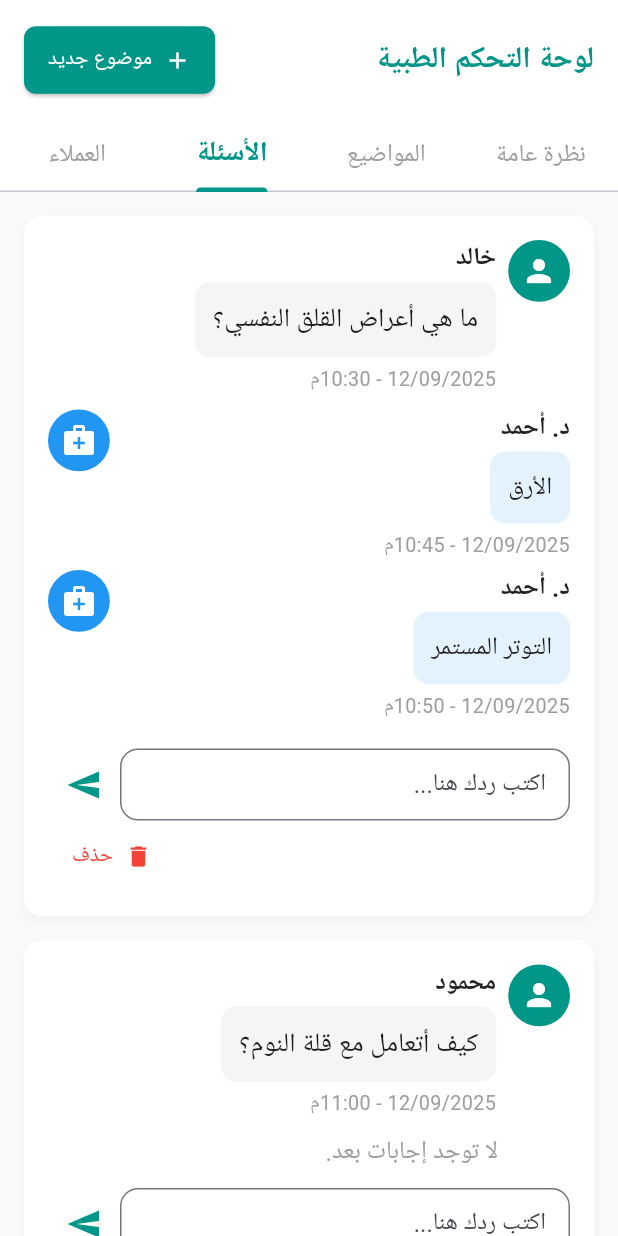
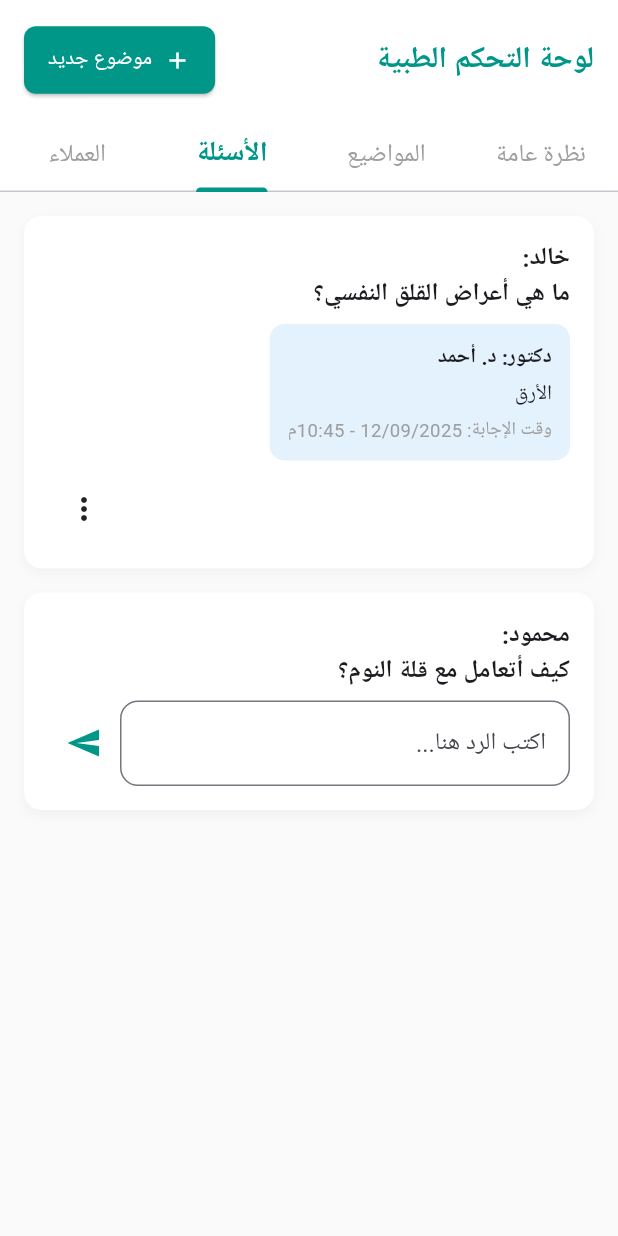
Before and after one commit to MahmoudZeineddin/enia, a Flutter app: the DoctorDashboardScreen screen opened directly, tab 3 chosen, on a phone screen of 412 x 824 dp. Run offline on Flutter 3.47's test engine with Material 3 defaults, Android fonts, the light colour scheme and no system bars; our stand-ins replace file_picker, image_picker; Roboto replaces fonts that are missing (Cairo).

Commit message:
edit qA screen

```diff
--- a/lib/doctor_dashboard_screen.dart
+++ b/lib/doctor_dashboard_screen.dart
@@ -415,40 +415,52 @@ class _DoctorDashboardScreenState extends State<DoctorDashboardScreen>
 
   Widget _buildQuestionsTab(BuildContext context) {
     final screenWidth = MediaQuery.of(context).size.width;
-    final TextEditingController _replyController = TextEditingController();
 
-    // بيانات أسئلة تجريبية (لاحقًا من Firebase)
+    // بيانات تجريبية
     final List<Map<String, dynamic>> questions = [
       {
         'patientName': 'خالد',
         'question': 'ما هي أعراض القلق النفسي؟',
         'date': '12/09/2025 - 10:30م',
-        'answers': [
-          {
+        'answer': {
           'doctorName': 'د. أحمد',
           'text': 'الأرق',
           'date': '12/09/2025 - 10:45م',
+          'edited': false,
         },
-          {
-            'doctorName': 'د. أحمد',
-            'text': 'التوتر المستمر',
-            'date': '12/09/2025 - 10:50م',
-          },
-        ],
       },
       {
         'patientName': 'محمود',
         'question': 'كيف أتعامل مع قلة النوم؟',
         'date': '12/09/2025 - 11:00م',
-        'answers': [],
+        'answer': null,
       },
     ];
+
+    List<TextEditingController> controllers = List.generate(questions.length, (
+      index,
+    ) {
+      return TextEditingController(
+        text: questions[index]['answer'] != null
+            ? questions[index]['answer']['text']
+            : '',
+      );
+    });
+
+    List<bool> isEditingList = List.generate(
+      questions.length,
+      (index) => false,
+    );
 
     return ListView.builder(
       padding: const EdgeInsets.all(16),
       itemCount: questions.length,
       itemBuilder: (context, index) {
         final q = questions[index];
+
+        return StatefulBuilder(
+          builder: (context, setState) {
+            bool hasAnswer = q['answer'] != null;
 
             return Container(
               margin: const EdgeInsets.only(bottom: 16),
@@ -467,148 +479,150 @@ class _DoctorDashboardScreenState extends State<DoctorDashboardScreen>
               child: Column(
                 crossAxisAlignment: CrossAxisAlignment.start,
                 children: [
-              // السؤال (مريض)
-              Row(
-                crossAxisAlignment: CrossAxisAlignment.start,
-                textDirection: TextDirection.rtl,
-                children: [
-                  CircleAvatar(
-                    radius: screenWidth * 0.05,
-                    backgroundColor: Colors.teal,
-                    child: const Icon(Icons.person, color: Colors.white),
-                  ),
-                  const SizedBox(width: 8),
-                  Expanded(
-                    child: Column(
-                      crossAxisAlignment: CrossAxisAlignment.start,
-                      children: [
+                  // السؤال
                   Text(
-                          q['patientName'],
+                    "${q['patientName']}:\n${q['question']}",
                     style: TextStyle(
                       fontSize: screenWidth * 0.04,
                       fontWeight: FontWeight.bold,
-                            color: Colors.black87,
+                    ),
+                  ),
+                  const SizedBox(height: 8),
+
+                  // الإجابة أو حقل الكتابة
+                  hasAnswer || isEditingList[index]
+                      ? Column(
+                          crossAxisAlignment: CrossAxisAlignment.start,
+                          children: [
+                            Container(
+                              padding: const EdgeInsets.all(12),
+                              decoration: BoxDecoration(
+                                color: Colors.blue.shade50,
+                                borderRadius: BorderRadius.circular(10),
+                              ),
+                              child: isEditingList[index]
+                                  ? Column(
+                                      children: [
+                                        TextField(
+                                          controller: controllers[index],
+                                          maxLines: null,
+                                          decoration: InputDecoration(
+                                            border: OutlineInputBorder(),
+                                            hintText: "عدّل الإجابة هنا...",
+                                          ),
+                                        ),
+                                        const SizedBox(height: 8),
+                                        Align(
+                                          alignment: Alignment.centerRight,
+                                          child: ElevatedButton.icon(
+                                            icon: const Icon(Icons.send),
+                                            label: const Text("حفظ"),
+                                            onPressed: () {
+                                              setState(() {
+                                                q['answer']['text'] =
+                                                    controllers[index].text;
+                                                q['answer']['edited'] = true;
+                                                isEditingList[index] = false;
+                                              });
+                                            },
+                                          ),
+                                        ),
+                                      ],
+                                    )
+                                  : Column(
+                                      crossAxisAlignment:
+                                          CrossAxisAlignment.start,
+                                      children: [
+                                        Text(
+                                          "دكتور: ${q['answer']['doctorName']}",
+                                          style: TextStyle(
+                                            fontWeight: FontWeight.bold,
                                           ),
                                         ),
                                         const SizedBox(height: 4),
-                        Container(
-                          padding: const EdgeInsets.all(12),
-                          decoration: BoxDecoration(
-                            color: Colors.grey.shade100,
-                            borderRadius: BorderRadius.circular(10),
-                          ),
-                          child: Text(
-                            q['question'],
-                            style: TextStyle(
-                              fontSize: screenWidth * 0.043,
-                              fontWeight: FontWeight.w500,
-                            ),
-                          ),
-                        ),
+                                        Text(q['answer']['text']),
                                         const SizedBox(height: 4),
                                         Text(
-                          q['date'],
+                                          "وقت الإجابة: ${q['answer']['date']}" +
+                                              (q['answer']['edited'] == true
+                                                  ? " (تم التعديل)"
+                                                  : ""),
                                           style: TextStyle(
-                            fontSize: screenWidth * 0.032,
+                                            fontSize: screenWidth * 0.03,
                                             color: Colors.grey,
                                           ),
                                         ),
                                       ],
                                     ),
                             ),
-                ],
+                            const SizedBox(height: 8),
+                            // قائمة تعديل / حذف فقط عند عرض الإجابة
+                            if (!isEditingList[index])
+                              Row(
+                                mainAxisAlignment: MainAxisAlignment.end,
+                                children: [
+                                  PopupMenuButton<String>(
+                                    onSelected: (value) {
+                                      if (value == 'edit') {
+                                        setState(() {
+                                          isEditingList[index] = true;
+                                        });
+                                      } else if (value == 'delete') {
+                                        showDialog(
+                                          context: context,
+                                          builder: (ctx) => AlertDialog(
+                                            title: const Text('تأكيد الحذف'),
+                                            content: const Text(
+                                              'هل تريد حذف الإجابة؟',
                                             ),
-
-              const SizedBox(height: 12),
-
-              // الإجابات (أطباء)
-              if (q['answers'].isNotEmpty)
-                Column(
-                  children: q['answers'].map<Widget>((ans) {
-                    return Padding(
-                      padding: const EdgeInsets.only(bottom: 8),
-                      child: Row(
-                        crossAxisAlignment: CrossAxisAlignment.start,
-                        textDirection: TextDirection.ltr, // طبيب يسار
-                        children: [
-                          CircleAvatar(
-                            radius: screenWidth * 0.05,
-                            backgroundColor: Colors.blue,
-                            child: const Icon(
-                              Icons.medical_services,
-                              color: Colors.white,
+                                            actions: [
+                                              TextButton(
+                                                onPressed: () {
+                                                  Navigator.of(ctx).pop();
+                                                },
+                                                child: const Text('إلغاء'),
                                               ),
-                          ),
-                          const SizedBox(width: 8),
-                          Expanded(
-                            child: Column(
-                              crossAxisAlignment: CrossAxisAlignment.start,
-                              children: [
-                                Text(
-                                  ans['doctorName'],
-                                  style: TextStyle(
-                                    fontSize: screenWidth * 0.04,
-                                    fontWeight: FontWeight.bold,
-                                    color: Colors.black87,
-                                  ),
-                                ),
-                                const SizedBox(height: 4),
-                                Container(
-                                  padding: const EdgeInsets.all(12),
-                                  decoration: BoxDecoration(
-                                    color: Colors.blue.shade50,
-                                    borderRadius: BorderRadius.circular(10),
-                                  ),
-                                  child: Text(
-                                    ans['text'],
-                                    style: TextStyle(
-                                      fontSize: screenWidth * 0.04,
-                                    ),
-                                  ),
-                                ),
-                                const SizedBox(height: 4),
-                                Text(
-                                  ans['date'],
-                                  style: TextStyle(
-                                    fontSize: screenWidth * 0.032,
-                                    color: Colors.grey,
-                                  ),
-                                ),
-                              ],
-                            ),
+                                              TextButton(
+                                                onPressed: () {
+                                                  setState(() {
+                                                    q['answer'] = null;
+                                                    isEditingList[index] =
+                                                        false;
+                                                    controllers[index].clear();
+                                                  });
+                                                  Navigator.of(ctx).pop();
+                                                },
+                                                child: const Text('حذف'),
                                               ),
                                             ],
                                           ),
                                         );
-                  }).toList(),
+                                      }
+                                    },
+                                    itemBuilder: (context) => [
+                                      const PopupMenuItem(
+                                        value: 'edit',
+                                        child: Text('تعديل'),
+                                      ),
+                                      const PopupMenuItem(
+                                        value: 'delete',
+                                        child: Text('حذف'),
+                                      ),
+                                    ],
+                                  ),
+                                ],
+                              ),
+                          ],
                         )
-              else
-                Padding(
-                  padding: const EdgeInsets.only(right: 48),
-                  child: Text(
-                    'لا توجد إجابات بعد.',
-                    style: TextStyle(
-                      fontSize: screenWidth * 0.04,
-                      color: Colors.grey,
-                    ),
-                  ),
-                ),
-
-              const SizedBox(height: 12),
-
-              // إدخال الرد (لوحة مفاتيح + زر إرسال)
-              Row(
+                      : Row(
                           children: [
                             Expanded(
                               child: TextField(
-                      controller: _replyController,
+                                controller: controllers[index],
                                 decoration: InputDecoration(
-                        hintText: "اكتب ردك هنا...",
+                                  hintText: "اكتب الرد هنا...",
                                   border: OutlineInputBorder(
                                     borderRadius: BorderRadius.circular(12),
-                        ),
-                        contentPadding: const EdgeInsets.symmetric(
-                          horizontal: 12,
                                   ),
                                 ),
                               ),
@@ -616,164 +630,27 @@ class _DoctorDashboardScreenState extends State<DoctorDashboardScreen>
                             IconButton(
                               icon: const Icon(Icons.send, color: Colors.teal),
                               onPressed: () {
-                      if (_replyController.text.trim().isNotEmpty) {
-                        // هنا يتم إضافة الرد للطبيب
-                        // TODO: ربط مع Firebase
-                        ScaffoldMessenger.of(context).showSnackBar(
-                          const SnackBar(content: Text("تم إرسال الرد")),
-                        );
-                        _replyController.clear();
+                                if (controllers[index].text.trim().isNotEmpty) {
+                                  setState(() {
+                                    q['answer'] = {
+                                      'doctorName': 'د. أحمد',
+                                      'text': controllers[index].text,
+                                      'date': 'الآن',
+                                      'edited': false,
+                                    };
+                                    isEditingList[index] = false;
+                                  });
                                 }
                               },
                             ),
                           ],
-              ),
-
-              // زر الحذف
-              Align(
-                alignment: Alignment.centerLeft,
-                child: TextButton.icon(
-                  onPressed: () {
-                    // TODO: حذف السؤال من Firebase
-                  },
-                  icon: const Icon(Icons.delete, color: Colors.red),
-                  label: const Text(
-                    "حذف",
-                    style: TextStyle(color: Colors.red, fontSize: 14),
-                  ),
-                ),
                         ),
                 ],
               ),
             );
           },
         );
-  }
-
-  Widget _buildActiveClientsSection(BuildContext context) {
-    return Container(
-      width: double.infinity,
-      padding: EdgeInsets.all(20),
-      decoration: BoxDecoration(
-        color: Colors.white,
-        borderRadius: BorderRadius.circular(16),
-        boxShadow: [
-          BoxShadow(
-            color: Colors.grey.withOpacity(0.1),
-            spreadRadius: 1,
-            blurRadius: 8,
-            offset: Offset(0, 4),
-          ),
-        ],
-      ),
-      child: Column(
-        crossAxisAlignment: CrossAxisAlignment.start,
-        children: [
-          Row(
-            mainAxisAlignment: MainAxisAlignment.spaceBetween,
-            children: [
-              Text(
-                'العملاء النشطين مؤخراً',
-                style: TextStyle(
-                  fontSize: 18,
-                  fontWeight: FontWeight.bold,
-                  color: Colors.teal,
-                ),
-              ),
-              TextButton(
-                onPressed: () {
-                  _tabController!.animateTo(2);
       },
-                child: Text('عرض الكل'),
-              ),
-            ],
-          ),
-          SizedBox(height: 16),
-          ListView.builder(
-            shrinkWrap: true,
-            physics: NeverScrollableScrollPhysics(),
-            itemCount: activeClients.take(3).length,
-            itemBuilder: (context, index) {
-              return _buildClientListItem(activeClients[index], context);
-            },
-          ),
-        ],
-      ),
-    );
-  }
-
-  Widget _buildClientListItem(
-    Map<String, dynamic> client,
-    BuildContext context,
-  ) {
-    return Padding(
-      padding: EdgeInsets.symmetric(vertical: 8),
-      child: InkWell(
-        onTap: () {
-          // _navigateToClientProfile(client, context);
-        },
-        borderRadius: BorderRadius.circular(12),
-        child: Container(
-          padding: EdgeInsets.all(12),
-          decoration: BoxDecoration(
-            borderRadius: BorderRadius.circular(12),
-            border: Border.all(color: Colors.grey[200]!),
-          ),
-          child: Row(
-            children: [
-              CircleAvatar(
-                radius: 24,
-                backgroundColor: Colors.teal,
-                child: Text(
-                  client['name'][0],
-                  style: TextStyle(
-                    color: Colors.white,
-                    fontSize: 18,
-                    fontWeight: FontWeight.bold,
-                  ),
-                ),
-              ),
-              SizedBox(width: 16),
-              Expanded(
-                child: Column(
-                  crossAxisAlignment: CrossAxisAlignment.start,
-                  children: [
-                    Text(
-                      client['name'],
-                      style: TextStyle(
-                        fontWeight: FontWeight.w600,
-                        fontSize: 16,
-                      ),
-                    ),
-                    SizedBox(height: 4),
-                    Text(
-                      client['lastActive'],
-                      style: TextStyle(color: Colors.grey[600], fontSize: 12),
-                    ),
-                  ],
-                ),
-              ),
-              Container(
-                padding: EdgeInsets.symmetric(horizontal: 8, vertical: 4),
-                decoration: BoxDecoration(
-                  color: client['status'] == 'نشط'
-                      ? Colors.green
-                      : Colors.orange,
-                  borderRadius: BorderRadius.circular(12),
-                ),
-                child: Text(
-                  client['status'],
-                  style: TextStyle(
-                    color: Colors.white,
-                    fontSize: 10,
-                    fontWeight: FontWeight.bold,
-                  ),
-                ),
-              ),
-            ],
-          ),
-        ),
-      ),
     );
   }
 
@@ -1054,6 +931,13 @@ class _DoctorDashboardScreenState extends State<DoctorDashboardScreen>
   }
 
   Widget _buildClientsTab(BuildContext context) {
+    final screenWidth = MediaQuery.of(context).size.width;
+    TextEditingController searchController = TextEditingController();
+    List<Map<String, dynamic>> filteredClients = List.from(activeClients);
+
+    // نستخدم StatefulBuilder للسماح بتحديث الواجهة عند البحث
+    return StatefulBuilder(
+      builder: (context, setState) {
         return LayoutBuilder(
           builder: (context, constraints) {
             final isTablet = constraints.maxWidth > 600;
@@ -1075,7 +959,7 @@ class _DoctorDashboardScreenState extends State<DoctorDashboardScreen>
                         ),
                       ),
                       Text(
-                    '${activeClients.length} عميل',
+                        '${filteredClients.length} عميل',
                         style: TextStyle(
                           fontSize: 16,
                           color: Colors.grey[600],
@@ -1105,23 +989,50 @@ class _DoctorDashboardScreenState extends State<DoctorDashboardScreen>
                       children: [
                         Expanded(
                           child: TextField(
+                            controller: searchController,
                             decoration: InputDecoration(
                               hintText: 'البحث عن عميل...',
-                          prefixIcon: Icon(Icons.search, color: Colors.grey),
+                              prefixIcon: Icon(
+                                Icons.search,
+                                color: Colors.grey,
+                              ),
                               border: OutlineInputBorder(
                                 borderRadius: BorderRadius.circular(8),
-                            borderSide: BorderSide(color: Colors.grey[300]!),
+                                borderSide: BorderSide(
+                                  color: Colors.grey[300]!,
+                                ),
                               ),
                               contentPadding: EdgeInsets.symmetric(
                                 horizontal: 16,
                                 vertical: 12,
                               ),
                             ),
+                            onChanged: (value) {
+                              setState(() {
+                                final query = value.toLowerCase();
+                                filteredClients = activeClients.where((client) {
+                                  return client['name'].toLowerCase().contains(
+                                        query,
+                                      ) ||
+                                      client['email'].toLowerCase().contains(
+                                        query,
+                                      ) ||
+                                      client['phone'].toLowerCase().contains(
+                                        query,
+                                      ) ||
+                                      client['lastQuestion']
+                                          .toLowerCase()
+                                          .contains(query);
+                                }).toList();
+                              });
+                            },
                           ),
                         ),
                         SizedBox(width: 16),
                         OutlinedButton.icon(
-                      onPressed: () {},
+                          onPressed: () {
+                            // يمكن إضافة خيارات تصفية إضافية هنا
+                          },
                           icon: Icon(Icons.filter_list, color: Colors.teal),
                           label: Text(
                             'تصفية',
@@ -1137,18 +1048,17 @@ class _DoctorDashboardScreenState extends State<DoctorDashboardScreen>
 
                   SizedBox(height: 16),
 
-              // قائمة العملاء
+                  // قائمة العملاء بعد التصفية
                   ListView.builder(
                     shrinkWrap: true,
                     physics: NeverScrollableScrollPhysics(),
-                itemCount: activeClients.length,
+                    itemCount: filteredClients.length,
                     itemBuilder: (context, index) {
-                  final client = activeClients[index];
+                      final client = filteredClients[index];
                       return Padding(
                         padding: EdgeInsets.only(bottom: 12),
                         child: InkWell(
                           onTap: () {
-                        // افتح صفحة تفاصيل العميل
                             Navigator.push(
                               context,
                               MaterialPageRoute(
@@ -1164,6 +1074,8 @@ class _DoctorDashboardScreenState extends State<DoctorDashboardScreen>
                   ),
                 ],
               ),
+            );
+          },
         );
       },
     );
--- a/lib/home_screen.dart
+++ b/lib/home_screen.dart
@@ -6,7 +6,6 @@ class HomeScreen extends StatefulWidget {
 }
 
 class _HomeScreenState extends State<HomeScreen> {
-  // بيانات المواضيع (سيتم جلبها من Firebase لاحقاً)
   final List<Topic> topics = [
     Topic(
       id: '1',
--- a/lib/main.dart
+++ b/lib/main.dart
@@ -23,7 +23,7 @@ class MyApp extends StatelessWidget {
       locale: const Locale('ar', ''),
       supportedLocales: const [Locale('ar', '')],
       localizationsDelegates: GlobalMaterialLocalizations.delegates,
-      home: MainScreen(role: "doctor"), // patient
+      home: MainScreen(role: "doctor"), // patient ,doctor
     );
   }
 }
```
Also changed, not shown: lib/qa_screen.dart (+10 -9 lines). Lines whose indentation alone changed are shown as unchanged.
